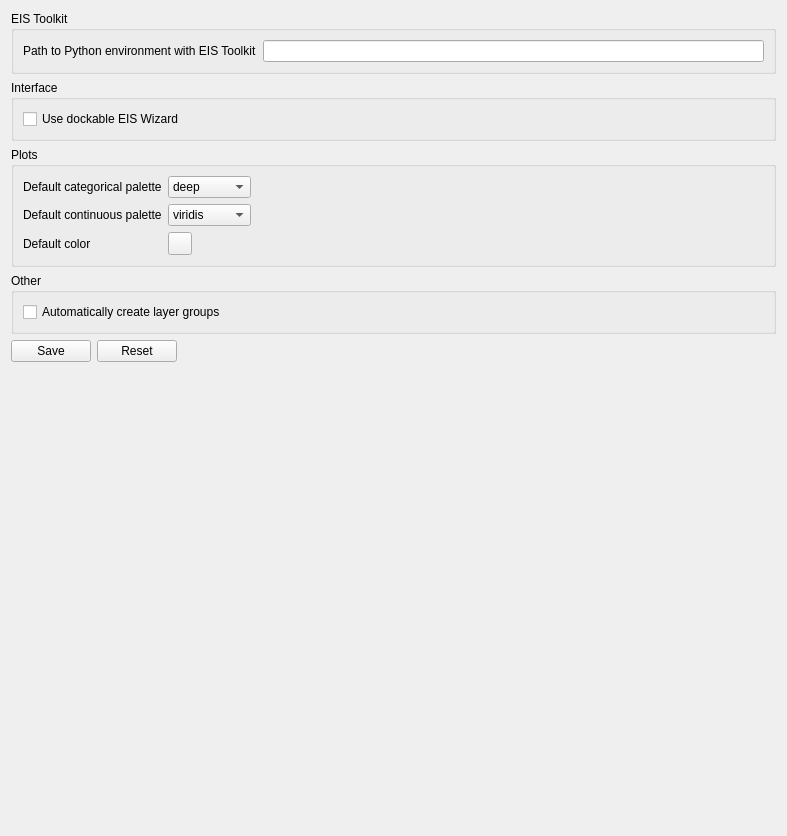
GispoCoding/eis_qgis_plugin, file eis_qgis_plugin/resources/ui/wizard_settings.ui: the form before one commit.
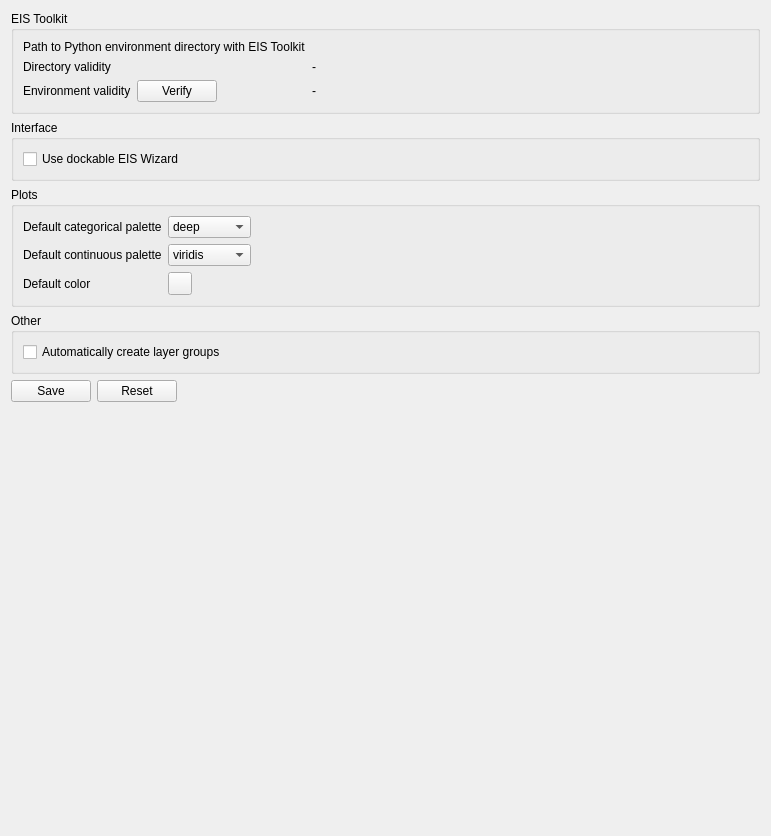
The form after the commit. Custom widgets are drawn as their Qt base class.

Commit message: Added toolkit invoker to handle communication, refactored and cleaned code, added basic env setup testing in wizard settings page

Diff of the .ui file:
```diff
--- a/eis_qgis_plugin/resources/ui/wizard_settings.ui
+++ b/eis_qgis_plugin/resources/ui/wizard_settings.ui
@@ -6,7 +6,7 @@
    <rect>
     <x>0</x>
     <y>0</y>
-    <width>787</width>
+    <width>771</width>
     <height>836</height>
    </rect>
   </property>
@@ -28,14 +28,57 @@
      <property name="title">
       <string>EIS Toolkit</string>
      </property>
-     <layout class="QGridLayout" name="gridLayout_2">
-      <item row="0" column="1">
-       <widget class="QLineEdit" name="toolkit_venv_path"/>
-      </item>
+     <layout class="QFormLayout" name="formLayout">
       <item row="0" column="0">
        <widget class="QLabel" name="label">
         <property name="text">
-         <string>Path to Python environment with EIS Toolkit</string>
+         <string>Path to Python environment directory with EIS Toolkit</string>
+        </property>
+       </widget>
+      </item>
+      <item row="0" column="1">
+       <widget class="QgsFileWidget" name="toolkit_env_path">
+        <property name="storageMode">
+         <enum>QgsFileWidget::GetDirectory</enum>
+        </property>
+       </widget>
+      </item>
+      <item row="1" column="0">
+       <widget class="QLabel" name="directory_label">
+        <property name="text">
+         <string>Directory validity</string>
+        </property>
+       </widget>
+      </item>
+      <item row="1" column="1">
+       <widget class="QLabel" name="env_directory_validity_label">
+        <property name="text">
+         <string>-</string>
+        </property>
+       </widget>
+      </item>
+      <item row="2" column="0">
+       <layout class="QHBoxLayout" name="horizontalLayout_2">
+        <item>
+         <widget class="QLabel" name="env_label">
+          <property name="text">
+           <string>Environment validity</string>
+          </property>
+         </widget>
+        </item>
+        <item>
+         <widget class="QPushButton" name="verify_toolkit_env_path_btn">
+          <property name="text">
+           <string>Verify</string>
+          </property>
+         </widget>
+        </item>
+       </layout>
+      </item>
+      <item row="2" column="1">
+       <widget class="QLabel" name="env_toolkit_validity_label">
+        <property name="text">
+         <string>-</string>
         </property>
        </widget>
       </item>
@@ -256,6 +299,11 @@
    <extends>QToolButton</extends>
    <header>qgscolorbutton.h</header>
   </customwidget>
+  <customwidget>
+   <class>QgsFileWidget</class>
+   <extends>QWidget</extends>
+   <header>qgsfilewidget.h</header>
+  </customwidget>
  </customwidgets>
  <resources/>
  <connections/>
```
The commit also changes 5 other files.
